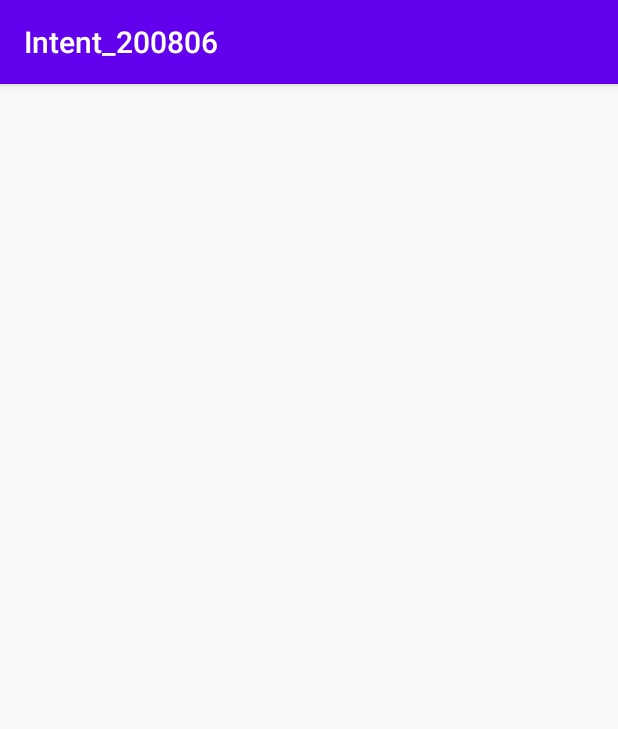
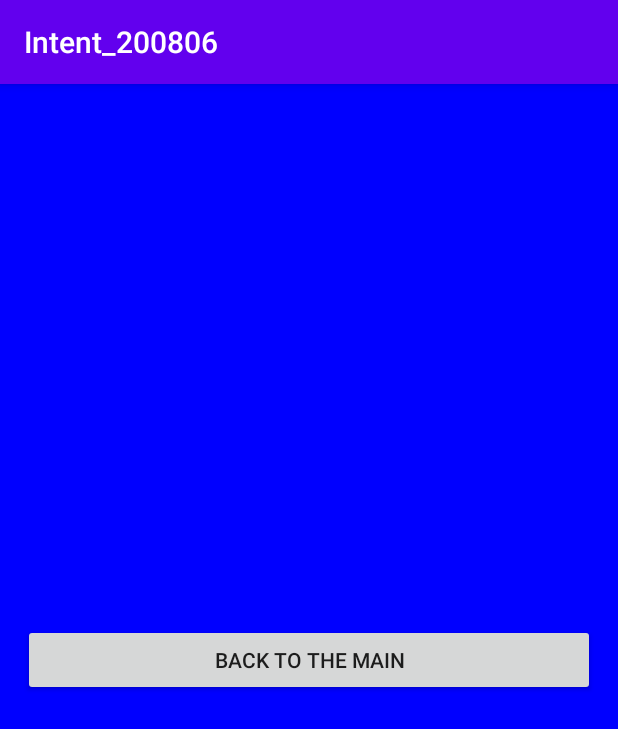
Before and after one commit to saeyan79/Intent_200806, an Android app: the FirstActivity screen opened directly, with no data from a screen before it, on a phone screen of 412 x 824 dp. Shown: the top 729 px of the screen. Run offline under Robolectric (Android 15) with nearby library versions, the phone set to English and light mode, and no system bars.

Commit message:
첫 화면의 구조 작성

```diff
--- a/app/src/main/res/layout/activity_first.xml
+++ b/app/src/main/res/layout/activity_first.xml
@@ -4,6 +4,15 @@
     xmlns:tools="http://schemas.android.com/tools"
     android:layout_width="match_parent"
     android:layout_height="match_parent"
+    android:orientation="vertical"
+    android:padding="15dp"
+    android:gravity="center"
+    android:background="#0000FF"
     tools:context=".FirstActivity">
 
+    <Button
+        android:layout_width="match_parent"
+        android:layout_height="wrap_content"
+        android:text="back to the main" />
+
 </LinearLayout>
```
